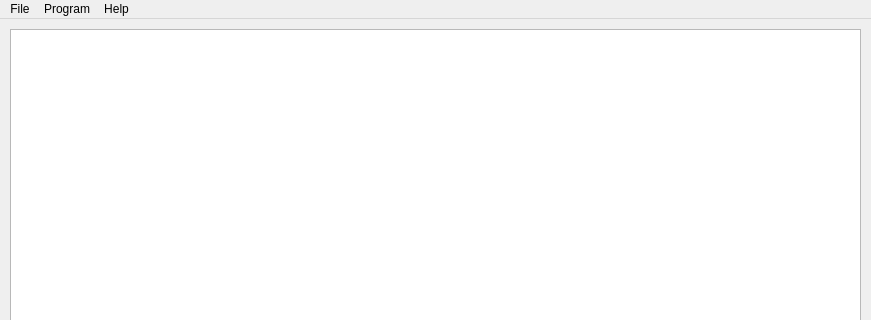
First picture: the form in Interface/MainWindow.ui, repository AdamPayzant/COMP3004_SCAPES, before the edit; both pictures show x 0 to 871 and y 0 to 320 of the 871 by 682 pixel window.
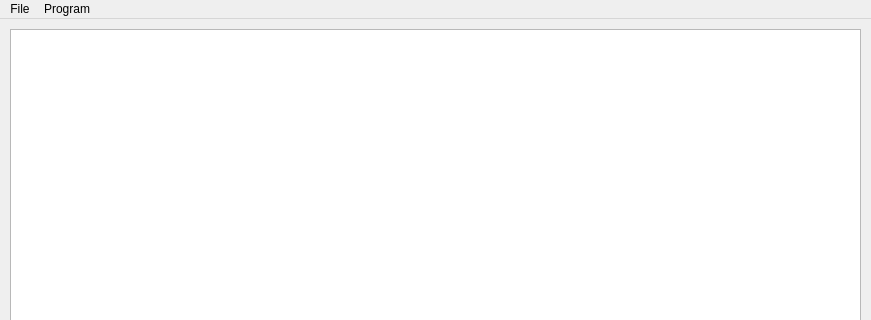
Second picture: the form after the edit.

```diff
--- a/Interface/MainWindow.ui
+++ b/Interface/MainWindow.ui
@@ -60,16 +60,8 @@
     <addaction name="menuButtonCompileOption"/>
     <addaction name="menuButtonRunOption"/>
    </widget>
-   <widget class="QMenu" name="menuHelp">
-    <property name="title">
-     <string>Help</string>
-    </property>
-    <addaction name="menuButtonFuncDescOption"/>
-    <addaction name="menuButtonAboutOption"/>
-   </widget>
    <addaction name="menuButtonFile"/>
    <addaction name="menuProgram"/>
-   <addaction name="menuHelp"/>
   </widget>
   <action name="menuButtonNewOption">
    <property name="text">
```
